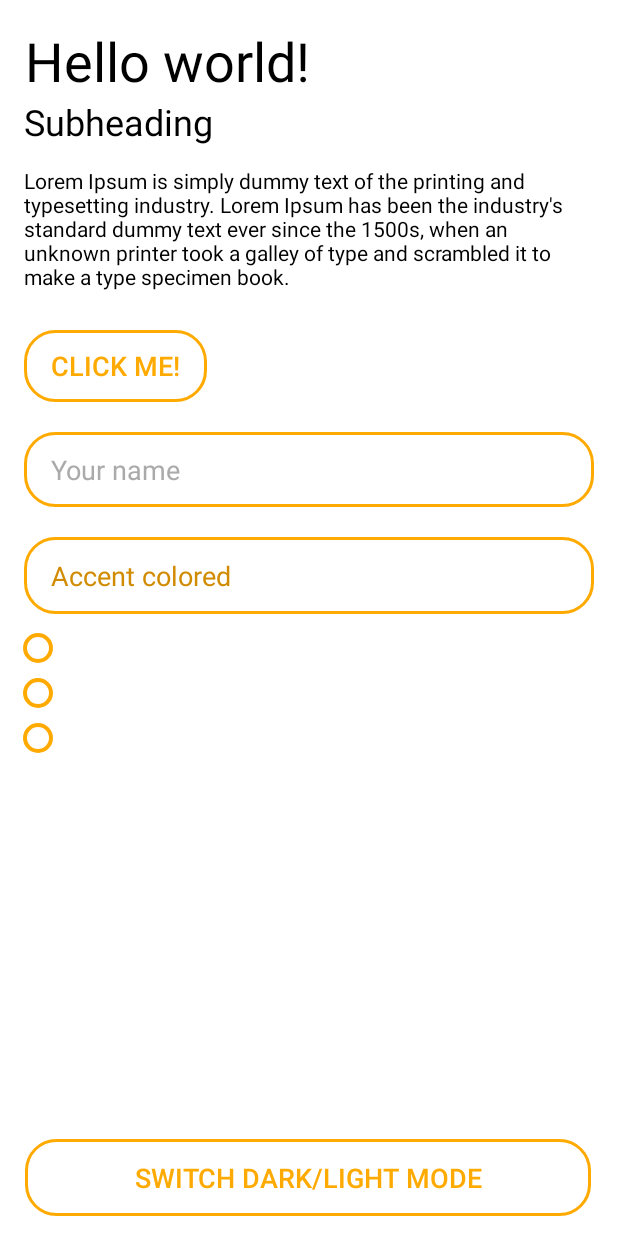
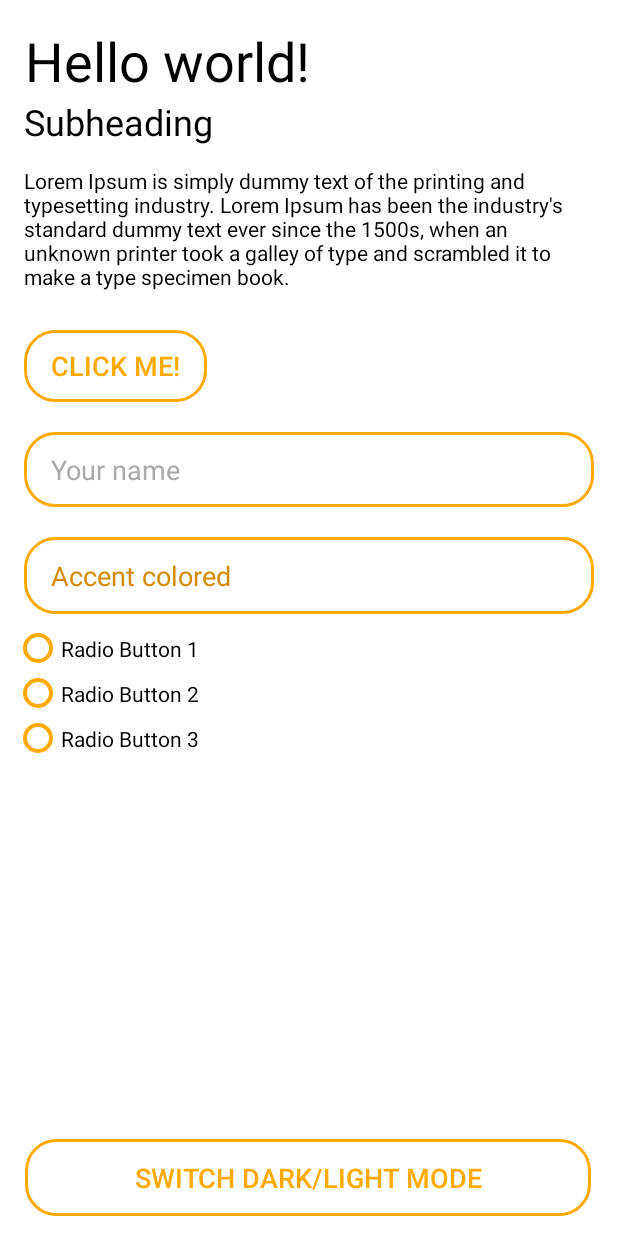
Before and after one commit to githubcatw/Modern, an Android app: the screen it shows after launch (MainActivity), on a phone screen of 412 x 824 dp. Run offline under Robolectric (Android 15) with nearby library versions, the phone set to English and light mode, and no system bars.

Commit message:
Fix text color for radios, checkboxes and text fields

```diff
--- a/app/src/main/res/values/styles.xml
+++ b/app/src/main/res/values/styles.xml
@@ -27,7 +27,7 @@
     <!-- Text fields -->
     <style name="Modern.EditText.Light" parent="Modern.EditText">
         <item name="android:background">@drawable/modern_button</item>
-        <item name="android:textColor">@color/primary</item>
+        <item name="android:textColor">@color/text</item>
         <item name="android:textColorHint">@color/textSecondary</item>
     </style>
     <!-- And an accent colored version -->
@@ -50,16 +50,16 @@
 
     <!-- Checkboxes -->
     <style name="Modern.CheckBox" parent="Widget.AppCompat.CompoundButton.CheckBox">
-        <item name="android:textColor">@color/primary</item>
         <item name="android:paddingLeft">2dp</item>
         <item name="android:colorControlNormal">@color/primary</item>
+        <item name="android:textColor">@color/text</item>
     </style>
 
     <!-- Radios -->
     <style name="Modern.Radio" parent="Widget.AppCompat.CompoundButton.RadioButton">
-        <item name="android:textColor">@color/primary</item>
-        <item name="android:strokeColor">@color/primary</item>
-        <item name="android:colorControlNormal">@color/primary</item>
+        <item name="android:textColor">@color/text</item>
+        <item name="android:strokeColor">@color/text</item>
+        <item name="android:colorControlNormal">@color/text</item>
         <item name="android:paddingLeft">5dp</item>
         <item name="android:paddingTop">5dp</item>
         <item name="android:paddingBottom">5dp</item>
```
